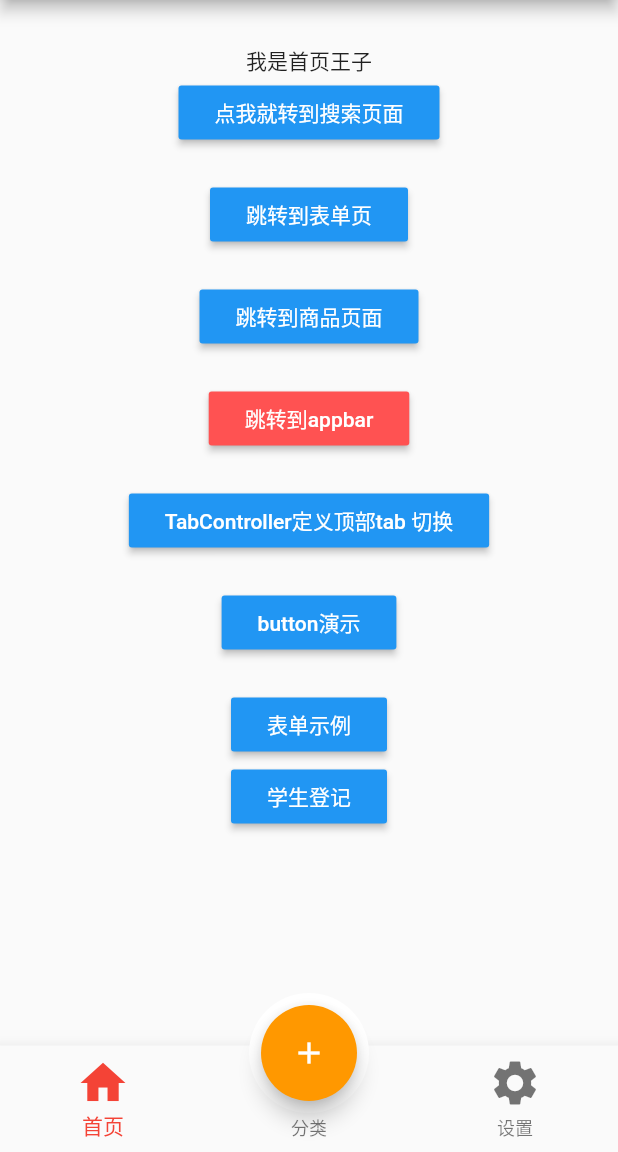
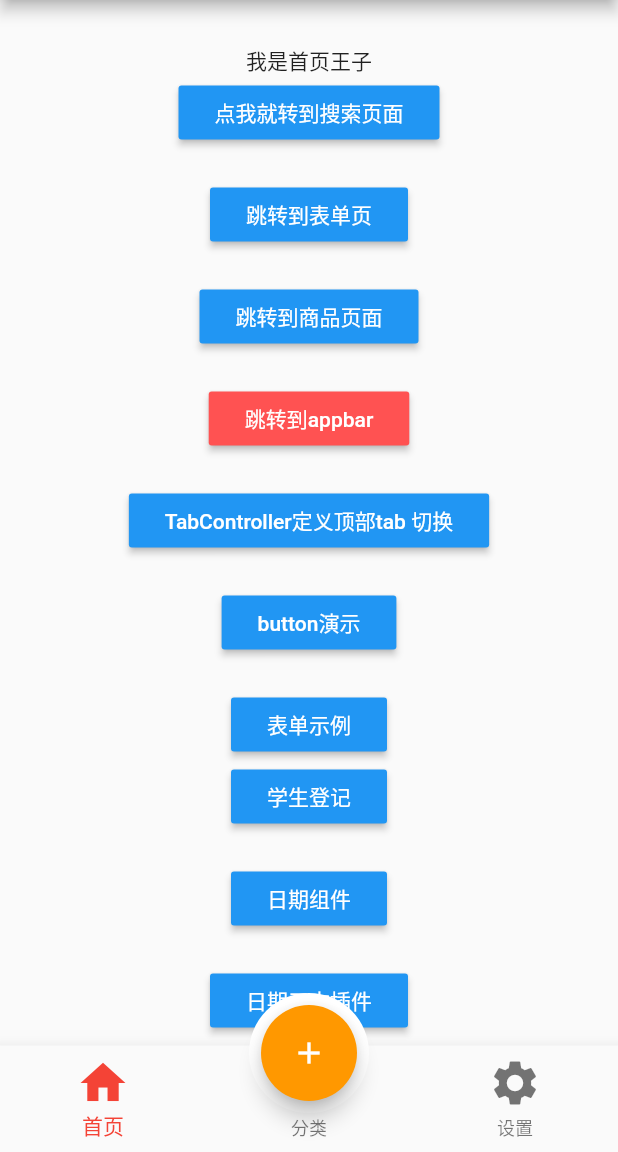
Before and after one commit to sss2323/Flutter-Demo-2020, a Flutter app: the screen it shows after launch, on a phone screen of 412 x 824 dp, the part 84-1236 px from its top. Run offline on Flutter 3.47's test engine with Material 2 defaults, Android fonts, the phone set to English and light mode, and no system bars.

Commit message:
日期和时间戳，格式化日期库，国际化期组件

```diff
--- a/my_shiapp/lib/main.dart
+++ b/my_shiapp/lib/main.dart
@@ -1,4 +1,7 @@
 import 'package:flutter/material.dart';
+
+// import 'package:flutter_localizations/flutter_localizations.dart';
+
 import 'pages/Tabs.dart';
 import 'routes/Routes.dart';
 
@@ -9,6 +12,16 @@ class MyApp extends StatelessWidget {
   Widget build(BuildContext context) {
     // TODO: implement build
     return MaterialApp(
+        localizationsDelegates: [
+          //此处
+          // GlobalMaterialLocalizations.delegate,
+          // GlobalWidgetsLocalizations.delegate,
+        ],
+        supportedLocales: [
+          //此处
+          const Locale('zh', 'CH'),
+          const Locale('en', 'US'),
+        ],
         debugShowCheckedModeBanner: false, //去掉debug图标
         home: Tabs(),
         theme: ThemeData(primaryColor: Colors.redAccent),
--- a/my_shiapp/lib/pages/tabs/Home.dart
+++ b/my_shiapp/lib/pages/tabs/Home.dart
@@ -12,6 +12,9 @@ class _HomePageState extends State<HomePage> {
   @override
   Widget build(BuildContext context) {
     return Container(
+        height: 1700,
+        child: Scrollbar(
+          child: SingleChildScrollView(
             child: Center(
               child: Column(
                 children: [
@@ -29,7 +32,8 @@ class _HomePageState extends State<HomePage> {
                         //     MaterialPageRoute(builder: (context) => SearchPage()));
 
                         //命名路由:实现对路由统一管理
-                Navigator.pushNamed(context, '/search', arguments: {"id": 123});
+                        Navigator.pushNamed(context, '/search',
+                            arguments: {"id": 123});
                       }),
                   SizedBox(
                     height: 20,
@@ -104,7 +108,29 @@ class _HomePageState extends State<HomePage> {
                       onPressed: () {
                         Navigator.pushNamed(context, '/formDemo');
                       }),
+                  SizedBox(
+                    height: 20,
+                  ),
+                  RaisedButton(
+                      child: Text('日期组件'),
+                      color: Theme.of(context).accentColor,
+                      textTheme: ButtonTextTheme.primary,
+                      onPressed: () {
+                        Navigator.pushNamed(context, '/datePicker');
+                      }),
+                  SizedBox(
+                    height: 20,
+                  ),
+                  RaisedButton(
+                      child: Text('日期三方插件'),
+                      color: Theme.of(context).accentColor,
+                      textTheme: ButtonTextTheme.primary,
+                      onPressed: () {
+                        Navigator.pushNamed(context, '/datePicker');
+                      }),
                 ],
+              ),
+            ),
           ),
         ));
   }
--- a/my_shiapp/lib/routes/Routes.dart
+++ b/my_shiapp/lib/routes/Routes.dart
@@ -18,6 +18,8 @@ import '../pages/ButtonPage.dart';
 import '../pages/TextField.dart';
 
 import '../pages/FormDemo.dart';
+import '../pages/DatePicker.dart';
+import '../pages/DatePickerPub.dart';
 
 //配置路由
 final routes = {
@@ -39,7 +41,9 @@ final routes = {
   '/user': (context) => UserPage(),
   '/buttonPage': (context) => ButtonPage(),
   '/textField': (context) => TextFieldDemoPage(),
-  '/formDemo': (context) => FormDemoPage()
+  '/formDemo': (context) => FormDemoPage(),
+  '/datePicker': (context) => DatePickerDemo(),
+  '/datePickerPub': (context) => DatePickerPubDemo()
 };
 
 //固定写法
```
Also changed, not shown: my_shiapp/lib/pages/DatePicker.dart (added, +106 -0 lines), my_shiapp/lib/pages/DatePickerPub.dart (added, +20 -0 lines), my_shiapp/pubspec.yaml (+7 -0 lines), my_shiapp/pubspec.lock. Lines whose indentation alone changed are shown as unchanged.
